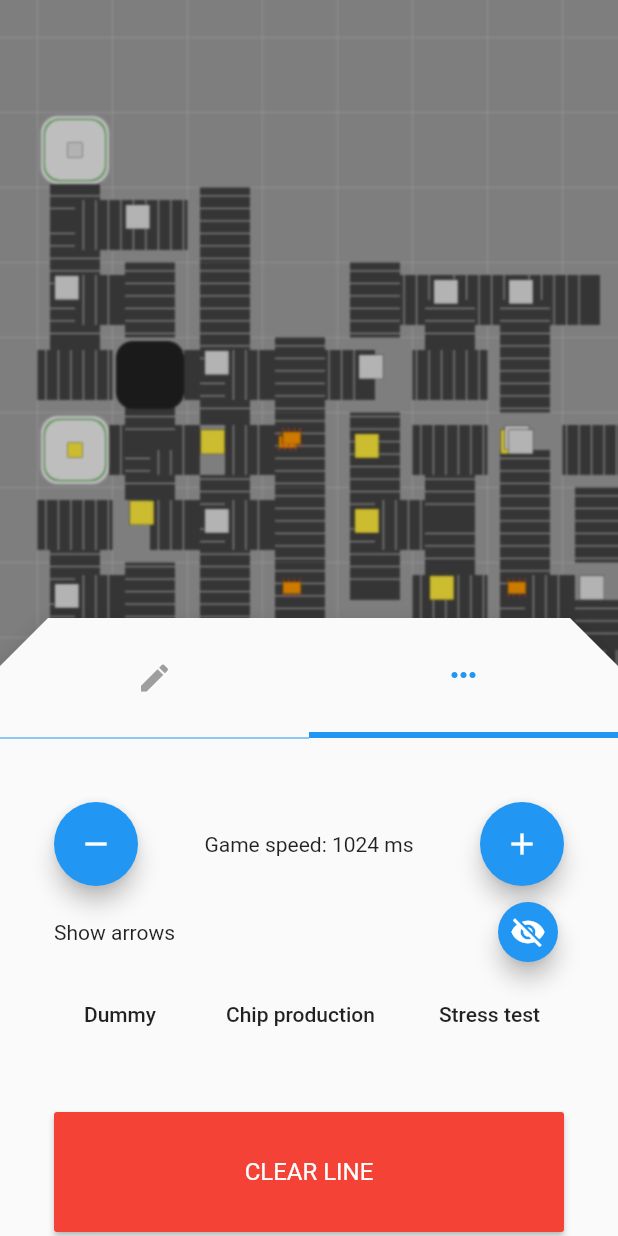
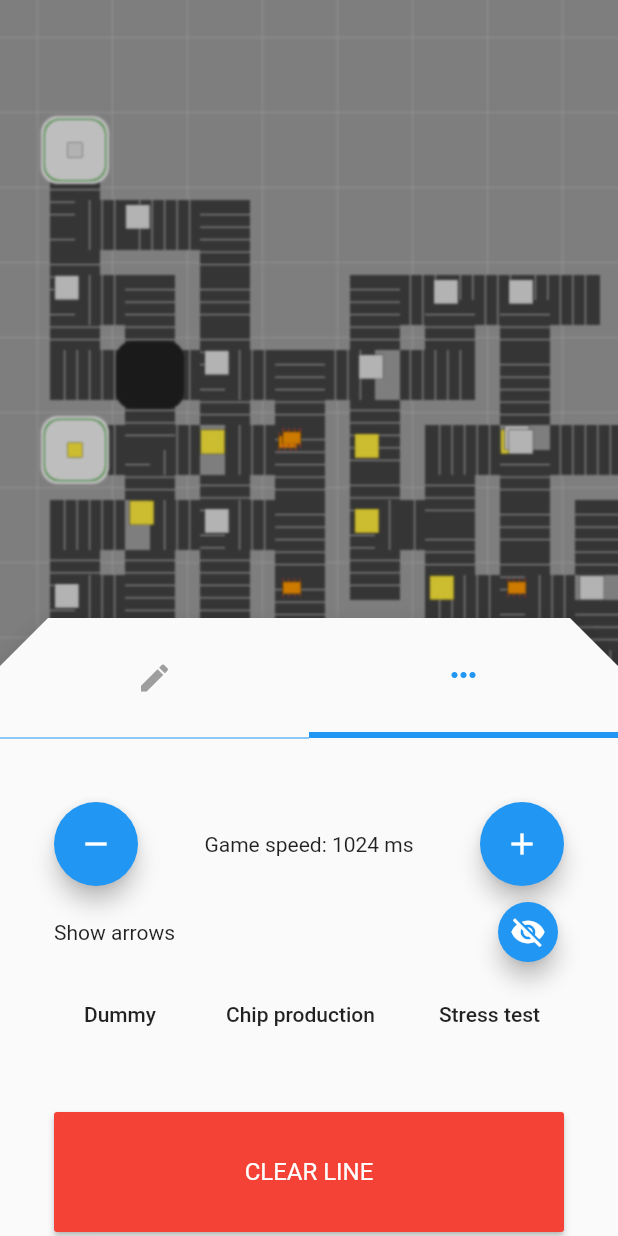
Before and after one commit to Flutter-Buddies/flutter_factory, a Flutter app: the screen it shows after launch, after a tap on the "keyboard control" icon, on a phone screen of 412 x 824 dp. Run offline on Flutter 3.47's test engine with Material 2 defaults, Android fonts, the phone set to English and light mode, and no system bars; our stand-ins replace rxdart; missing offline and left inert: dropdown_menu.

Commit message:
Fix tracks

```diff
--- a/lib/game/equipment/crafter.dart
+++ b/lib/game/equipment/crafter.dart
@@ -12,7 +12,6 @@ class Crafter extends FactoryEquipment{
   final Map<FactoryMaterialType, int> _recipe;
   FactoryMaterialType craftMaterial;
 
-  int counter = 0;
   FactoryMaterial _crafted;
 
   bool isCrafting = false;
@@ -38,13 +37,10 @@ class Crafter extends FactoryEquipment{
 
   @override
   List<FactoryMaterial> tick() {
-    counter++;
     _temp = isCrafting && counter % tickDuration == tickDuration - 1;
 
     isCrafting = isCrafting && counter % tickDuration != 0;
     _didToggle = _temp == isCrafting;
-
-    print('Did toggle: $isCrafting - $_didToggle - $counter');
 
     if(isCrafting){
       return <FactoryMaterial>[];
@@ -78,6 +74,7 @@ class Crafter extends FactoryEquipment{
       });
 
       _crafted = FactoryMaterial.getFromType(craftMaterial, offset: pointingOffset);
+      _crafted.direction = direction;
     }else{
       _didToggle = false;
     }
--- a/lib/game/equipment/dispenser.dart
+++ b/lib/game/equipment/dispenser.dart
@@ -16,7 +16,6 @@ class Dispenser extends FactoryEquipment{
 
   FactoryMaterialType dispenseMaterial;
 
-  int counter = 0;
   int dispenseAmount;
   List<FactoryMaterial> _materials = <FactoryMaterial>[];
 
@@ -24,7 +23,6 @@ class Dispenser extends FactoryEquipment{
 
   @override
   List<FactoryMaterial> tick() {
-    counter++;
     _didToggle = tickDuration > 1 && (counter % tickDuration == 0 || counter % tickDuration == tickDuration - 1);
 
     if(_materials.isNotEmpty){
@@ -32,7 +30,7 @@ class Dispenser extends FactoryEquipment{
       _materials.clear();
 
       if(tickDuration == 1){
-        _materials = List<FactoryMaterial>.generate(dispenseAmount, (int index) => _getMaterial());
+        _materials = List<FactoryMaterial>.generate(dispenseAmount, (int index) => _getMaterial()..direction = direction);
       }
 
       return _fml;
@@ -40,7 +38,7 @@ class Dispenser extends FactoryEquipment{
       return <FactoryMaterial>[];
     }
 
-    _materials = List<FactoryMaterial>.generate(dispenseAmount, (int index) => _getMaterial());
+    _materials = List<FactoryMaterial>.generate(dispenseAmount, (int index) => _getMaterial()..direction = direction);
 
     return <FactoryMaterial>[];
   }
--- a/lib/game/equipment/roller.dart
+++ b/lib/game/equipment/roller.dart
@@ -14,6 +14,8 @@ class Roller extends FactoryEquipment{
     objects.clear();
 
     _fm.map((FactoryMaterial fm){
+      fm.direction = direction;
+
       switch(direction){
         case Direction.west:
           fm.x -= 1.0;
@@ -35,23 +37,24 @@ class Roller extends FactoryEquipment{
 
   @override
   void drawTrack(Offset offset, Canvas canvas, double size, double progress) {
+    super.drawTrack(offset, canvas, size, progress);
+
     canvas.save();
     canvas.translate(offset.dx, offset.dy);
-    //    canvas.drawCircle(Offset.zero, 10.0, Paint()..color = Colors.red);
+
     if(direction == Direction.east || direction == Direction.west){
-      canvas.drawRect(Rect.fromPoints(Offset(size / 2, size / 3), Offset(-size / 2, -size / 3)), Paint()..color = Colors.grey.shade800);
-      for(int i = 0; i < 6; i++){
-        double _xOffset = ((size / 6) * i + (direction == Direction.east ? progress : -progress) * size) % size;
-
-        canvas.drawLine(Offset(_xOffset - size / 2, size / 3), Offset(_xOffset - size / 2, -size / 3), Paint()..color = Colors.white70);
+      canvas.drawRect(Rect.fromPoints(Offset(size / 3, size / 3), Offset(-size / 3, -size / 3)), Paint()..color = Colors.grey.shade800);
+      for(int i = 0; i < 3; i++){
+        double _xOffset = ((size / 6) * i + (direction == Direction.east ? progress : -progress) * size) % (size * 0.5);
+        canvas.drawLine(Offset(_xOffset - size / 3 + size / 12, size / 3), Offset(_xOffset - size / 3 + size / 12, -size / 3), Paint()..color = Colors.white70);
       }
     }else{
-      canvas.drawRect(Rect.fromPoints(Offset(size / 3, size / 2), Offset(-size / 3, -size / 2)), Paint()..color = Colors.grey.shade800);
+      canvas.drawRect(Rect.fromPoints(Offset(size / 3, size / 3), Offset(-size / 3, -size / 3)), Paint()..color = Colors.grey.shade800);
 
-      for(int i = 0; i < 6; i++){
-        double _yOffset = ((size / 6) * i + (direction == Direction.north ? progress : -progress) * size) % size;
+      for(int i = 0; i < 3; i++){
+        double _yOffset = ((size / 6) * i + (direction == Direction.north ? progress : -progress) * size) % (size * 0.5);
 
-        canvas.drawLine(Offset(size / 3, _yOffset - size / 2), Offset(-size / 3, _yOffset - size / 2), Paint()..color = Colors.white70);
+        canvas.drawLine(Offset(size / 3, _yOffset - size / 3 + size / 12), Offset(-size / 3, _yOffset - size / 3 + size / 12), Paint()..color = Colors.white70);
       }
     }
 
--- a/lib/game/equipment/sorter.dart
+++ b/lib/game/equipment/sorter.dart
@@ -16,6 +16,8 @@ class Sorter extends FactoryEquipment{
     objects.clear();
 
     _fm.map((FactoryMaterial fm){
+      fm.direction = directions.containsKey(fm.type) ? directions[fm.type] : direction;
+
       switch(directions.containsKey(fm.type) ? directions[fm.type] : direction){
         case Direction.west:
           fm.x -= 1.0;
@@ -37,44 +39,11 @@ class Sorter extends FactoryEquipment{
 
   @override
   void drawTrack(Offset offset, Canvas canvas, double size, double progress) {
-    void _drawSplitter(Direction d, {bool entry = false}){
-      switch(d){
-        case Direction.west:
-          canvas.drawRect(Rect.fromCircle(center: Offset(-size / 3, 0.0), radius: size / 3), Paint()..color = Colors.grey.shade800);
-          for(int i = 0; i < 3; i++){
-            double _xOffset = ((size / 6) * i + (entry ? progress : -progress) * size) % (size / 2);
-            canvas.drawLine(Offset(_xOffset - size / 3 - size / 3, size / 3), Offset(_xOffset - size / 3 - size / 3, -size / 3), Paint()..color = Colors.white70);
-          }
-          break;
-        case Direction.east:
-          canvas.drawRect(Rect.fromCircle(center: Offset(size / 3, 0.0), radius: size / 3), Paint()..color = Colors.grey.shade800);
-          for(int i = 0; i < 3; i++){
-            double _xOffset = ((size / 6) * i + (entry ? -progress : progress) * size) % (size / 2);
-            canvas.drawLine(Offset(_xOffset - size / 3 + size / 3, size / 3), Offset(_xOffset - size / 3 + size / 3, -size / 3), Paint()..color = Colors.white70);
-          }
-          break;
-        case Direction.south:
-          canvas.drawRect(Rect.fromCircle(center: Offset(0.0, -size / 3), radius: size / 3), Paint()..color = Colors.grey.shade800);
-          for(int i = 0; i < 3; i++){
-            double _yOffset = ((size / 6) * i + (entry ? progress : -progress) * size) % (size / 2);
-            canvas.drawLine(Offset(size / 3, _yOffset - size / 3 - size / 3), Offset(-size / 3, _yOffset - size / 3 - size / 3), Paint()..color = Colors.white70);
-          }
-          break;
-        case Direction.north:
-          canvas.drawRect(Rect.fromCircle(center: Offset(0.0, size / 3), radius: size / 3), Paint()..color = Colors.grey.shade800);
-          for(int i = 0; i < 3; i++){
-            double _yOffset = ((size / 6) * i + (entry ? -progress : progress) * size) % (size / 2);
-            canvas.drawLine(Offset(size / 3, _yOffset + size / 3 - size / 3), Offset(-size / 3, _yOffset + size / 3 - size / 3), Paint()..color = Colors.white70);
-          }
-          break;
-      }
-    }
-
     canvas.save();
     canvas.translate(offset.dx, offset.dy);
-    _drawSplitter(Direction.values[(direction.index - 2) % Direction.values.length], entry: true);
-    _drawSplitter(direction);
-    directions.values.forEach(_drawSplitter);
+    drawSplitter(Direction.values[(direction.index - 2) % Direction.values.length], canvas, size, progress, entry: true);
+    drawSplitter(direction, canvas, size, progress, );
+    directions.values.forEach((Direction d) => drawSplitter(d, canvas, size, progress));
 
     canvas.restore();
   }
--- a/lib/game/equipment/splitter.dart
+++ b/lib/game/equipment/splitter.dart
@@ -10,7 +10,7 @@ class Splitter extends FactoryEquipment{
 
   final List<Direction> directions;
 
-  int counter = 0;
+  int splitCounter = 0;
 
   @override
   List<FactoryMaterial> tick() {
@@ -18,7 +18,9 @@ class Splitter extends FactoryEquipment{
     objects.clear();
 
     _fm.map((FactoryMaterial fm){
-      switch(directions[counter % directions.length]){
+      fm.direction = directions[splitCounter % directions.length];
+
+      switch(directions[splitCounter % directions.length]){
         case Direction.west:
           fm.x -= 1.0;
           break;
@@ -33,7 +35,7 @@ class Splitter extends FactoryEquipment{
           break;
       }
 
-      counter++;
+      splitCounter++;
     }).toList();
 
     return _fm;
@@ -41,44 +43,10 @@ class Splitter extends FactoryEquipment{
 
   @override
   void drawTrack(Offset offset, Canvas canvas, double size, double progress) {
-    void _drawSplitter(Direction d, {bool entry = false}){
-      switch(d){
-        case Direction.west:
-          canvas.drawRect(Rect.fromCircle(center: Offset(-size / 3, 0.0), radius: size / 3), Paint()..color = Colors.grey.shade800);
-          for(int i = 0; i < 3; i++){
-            double _xOffset = ((size / 6) * i + (entry ? progress : -progress) * size) % (size / 2);
-            canvas.drawLine(Offset(_xOffset - size / 3 - size / 3, size / 3), Offset(_xOffset - size / 3 - size / 3, -size / 3), Paint()..color = Colors.white70);
-          }
-          break;
-        case Direction.east:
-          canvas.drawRect(Rect.fromCircle(center: Offset(size / 3, 0.0), radius: size / 3), Paint()..color = Colors.grey.shade800);
-          for(int i = 0; i < 3; i++){
-            double _xOffset = ((size / 6) * i + (entry ? -progress : progress) * size) % (size / 2);
-            canvas.drawLine(Offset(_xOffset - size / 3 + size / 3, size / 3), Offset(_xOffset - size / 3 + size / 3, -size / 3), Paint()..color = Colors.white70);
-          }
-          break;
-        case Direction.south:
-          canvas.drawRect(Rect.fromCircle(center: Offset(0.0, -size / 3), radius: size / 3), Paint()..color = Colors.grey.shade800);
-          for(int i = 0; i < 3; i++){
-            double _yOffset = ((size / 6) * i + (entry ? progress : -progress) * size) % (size / 2);
-            canvas.drawLine(Offset(size / 3, _yOffset - size / 3 - size / 3), Offset(-size / 3, _yOffset - size / 3 - size / 3), Paint()..color = Colors.white70);
-          }
-          break;
-        case Direction.north:
-          canvas.drawRect(Rect.fromCircle(center: Offset(0.0, size / 3), radius: size / 3), Paint()..color = Colors.grey.shade800);
-          for(int i = 0; i < 3; i++){
-            double _yOffset = ((size / 6) * i + (entry ? -progress : progress) * size) % (size / 2);
-            canvas.drawLine(Offset(size / 3, _yOffset + size / 3 - size / 3), Offset(-size / 3, _yOffset + size / 3 - size / 3), Paint()..color = Colors.white70);
-          }
-          break;
-      }
-    }
-
-
     canvas.save();
     canvas.translate(offset.dx, offset.dy);
-    _drawSplitter(Direction.values[(direction.index + 2) % Direction.values.length], entry: true);
-    directions.forEach(_drawSplitter);
+    drawSplitter(Direction.values[(direction.index + 2) % Direction.values.length], canvas, size, progress, entry: true);
+    directions.forEach((Direction d) => drawSplitter(d, canvas, size, progress));
 
     canvas.restore();
   }
@@ -89,7 +57,7 @@ class Splitter extends FactoryEquipment{
       double _moveX = 0.0;
       double _moveY = 0.0;
 
-      switch(directions[(objects.indexOf(fm) + counter) % directions.length]){
+      switch(directions[(objects.indexOf(fm) + splitCounter) % directions.length]){
         case Direction.east:
           _moveX = progress * size;
           break;
--- a/lib/game/model/factory_equipment.dart
+++ b/lib/game/model/factory_equipment.dart
@@ -13,11 +13,28 @@ abstract class FactoryEquipment{
   Direction direction;
   EquipmentType type;
 
+  final Map<Direction, int> inputDirections = <Direction, int>{};
+
   int tickDuration;
+  int counter = 0;
 
   final List<FactoryMaterial> objects = <FactoryMaterial>[];
 
   void input(FactoryMaterial m){
+    final Direction d = Direction.values[(m.direction.index + 2) % Direction.values.length];
+
+    if(!inputDirections.containsKey(d)){
+      inputDirections[d] = counter;
+    }else{
+      inputDirections.addAll(<Direction, int>{
+        d: 0
+      });
+    }
+
+    if(inputDirections[d] < (counter - 100)){
+      inputDirections.remove(d);
+    }
+
     objects.add(m);
   }
 
@@ -44,48 +61,54 @@ abstract class FactoryEquipment{
 
   List<FactoryMaterial> tick();
 
+  List<FactoryMaterial> equipmentTick(){
+    counter++;
+    return tick();
+  }
+
   void drawEquipment(Offset offset, Canvas canvas, double size, double progress){}
 
   void drawTrack(Offset offset, Canvas canvas, double size, double progress){
     canvas.save();
     canvas.translate(offset.dx, offset.dy);
 
-    void _drawSplitter(Direction d, {bool entry = false}){
+    drawSplitter(direction, canvas, size, progress);
+//    inputDirections.keys.forEach((Direction d) => drawSplitter(d, canvas, size, progress));
+
+    canvas.restore();
+  }
+
+  void drawSplitter(Direction d, Canvas canvas, double size, double progress, {bool entry = false}){
     switch(d){
       case Direction.west:
         canvas.drawRect(Rect.fromCircle(center: Offset(-size / 3, 0.0), radius: size / 3), Paint()..color = Colors.grey.shade800);
         for(int i = 0; i < 3; i++){
           double _xOffset = ((size / 6) * i + (entry ? progress : -progress) * size) % (size / 2);
-            canvas.drawLine(Offset(_xOffset - size / 3 - size / 3, size / 3), Offset(_xOffset - size / 3 - size / 3, -size / 3), Paint()..color = Colors.white70);
+          canvas.drawLine(Offset(_xOffset - size / 3 - size / 3 + size / 12, size / 3), Offset(_xOffset - size / 3 - size / 3 + size / 12, -size / 3), Paint()..color = Colors.white70);
         }
         break;
       case Direction.east:
         canvas.drawRect(Rect.fromCircle(center: Offset(size / 3, 0.0), radius: size / 3), Paint()..color = Colors.grey.shade800);
         for(int i = 0; i < 3; i++){
           double _xOffset = ((size / 6) * i + (entry ? -progress : progress) * size) % (size / 2);
-            canvas.drawLine(Offset(_xOffset - size / 3 + size / 3, size / 3), Offset(_xOffset - size / 3 + size / 3, -size / 3), Paint()..color = Colors.white70);
+          canvas.drawLine(Offset(_xOffset - size / 3 + size / 3 + size / 12, size / 3), Offset(_xOffset - size / 3 + size / 3 + size / 12, -size / 3), Paint()..color = Colors.white70);
         }
         break;
       case Direction.south:
         canvas.drawRect(Rect.fromCircle(center: Offset(0.0, -size / 3), radius: size / 3), Paint()..color = Colors.grey.shade800);
         for(int i = 0; i < 3; i++){
           double _yOffset = ((size / 6) * i + (entry ? progress : -progress) * size) % (size / 2);
-            canvas.drawLine(Offset(size / 3, _yOffset - size / 3 - size / 3), Offset(-size / 3, _yOffset - size / 3 - size / 3), Paint()..color = Colors.white70);
+          canvas.drawLine(Offset(size / 3, _yOffset - size / 3 - size / 3 + size / 12), Offset(-size / 3, _yOffset - size / 3 - size / 3 + size / 12), Paint()..color = Colors.white70);
         }
         break;
       case Direction.north:
         canvas.drawRect(Rect.fromCircle(center: Offset(0.0, size / 3), radius: size / 3), Paint()..color = Colors.grey.shade800);
         for(int i = 0; i < 3; i++){
           double _yOffset = ((size / 6) * i + (entry ? -progress : progress) * size) % (size / 2);
-            canvas.drawLine(Offset(size / 3, _yOffset + size / 3 - size / 3), Offset(-size / 3, _yOffset + size / 3 - size / 3), Paint()..color = Colors.white70);
+          canvas.drawLine(Offset(size / 3, _yOffset + size / 3 - size / 3 + size / 12), Offset(-size / 3, _yOffset + size / 3 - size / 3 + size / 12), Paint()..color = Colors.white70);
         }
         break;
     }
-    }
-
-    _drawSplitter(direction);
-
-    canvas.restore();
   }
 
   void drawMaterial(Offset offset, Canvas canvas, double size, double progress){
--- a/lib/game/model/factory_material.dart
+++ b/lib/game/model/factory_material.dart
@@ -9,6 +9,8 @@ import 'package:flutter_factory/game/material/diamond.dart';
 import 'package:flutter_factory/game/material/gold.dart';
 import 'package:flutter_factory/game/material/iron.dart';
 
+import 'factory_equipment.dart';
+
 abstract class FactoryMaterial{
   FactoryMaterial(this.x, this.y, this.value, this.type, {this.size = 8.0}) : offsetX = Random().nextDouble() * 14 - 7, offsetY = Random().nextDouble() * 14 - 7;
 
@@ -16,6 +18,7 @@ abstract class FactoryMaterial{
   double y;
 
   double size;
+  Direction direction;
 
   final double value;
   final double offsetX;
--- a/lib/game_bloc.dart
+++ b/lib/game_bloc.dart
@@ -112,7 +112,7 @@ class GameBloc{
     if(_duration.inMilliseconds ~/ _tickSpeed == _lastTrigger ~/ _tickSpeed){
       _material = _equipment.fold(<FactoryMaterial>[], (List<FactoryMaterial> _material, FactoryEquipment e) => _material..addAll(e.objects));
     }else{
-      _material = _equipment.fold(<FactoryMaterial>[], (List<FactoryMaterial> _material, FactoryEquipment e) => _material..addAll(e.tick()));
+      _material = _equipment.fold(<FactoryMaterial>[], (List<FactoryMaterial> _material, FactoryEquipment e) => _material..addAll(e.equipmentTick()));
       _lastTrigger = _duration.inMilliseconds;
 
       if(_excessMaterial.length > _excessMaterialCleanup){
--- a/lib/ui/widgets/game_widget.dart
+++ b/lib/ui/widgets/game_widget.dart
@@ -42,7 +42,11 @@ class _GameWidgetState extends State<GameWidget> {
           },
           onScaleUpdate: (ScaleUpdateDetails sud){
             _gameCameraPosition.scale = _scaleEnd * sud.scale;
-            _gameCameraPosition.position = sud.focalPoint - _startPoint;
+
+            final Offset normalizedOffset = _startPoint / _scaleEnd;
+            Offset _offset = sud.focalPoint - normalizedOffset * _gameCameraPosition.scale;
+
+            _gameCameraPosition.position = _offset;
           },
           onTapUp: (TapUpDetails tud){
             final Offset _selectedOffset = tud.globalPosition - _gameCameraPosition.position.scale(_gameCameraPosition.scale, _gameCameraPosition.scale).translate(-_cubeSize / 2, -_cubeSize / 2);
```
Lines whose indentation alone changed are shown as unchanged.
